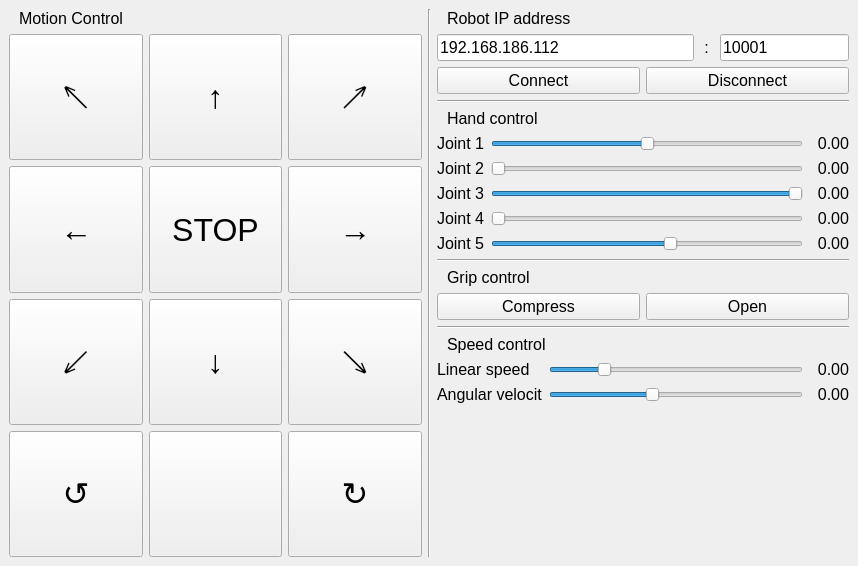
Old version of the form ControlApp/mainwindow.ui in the repository KirillHit/youbot_controller.
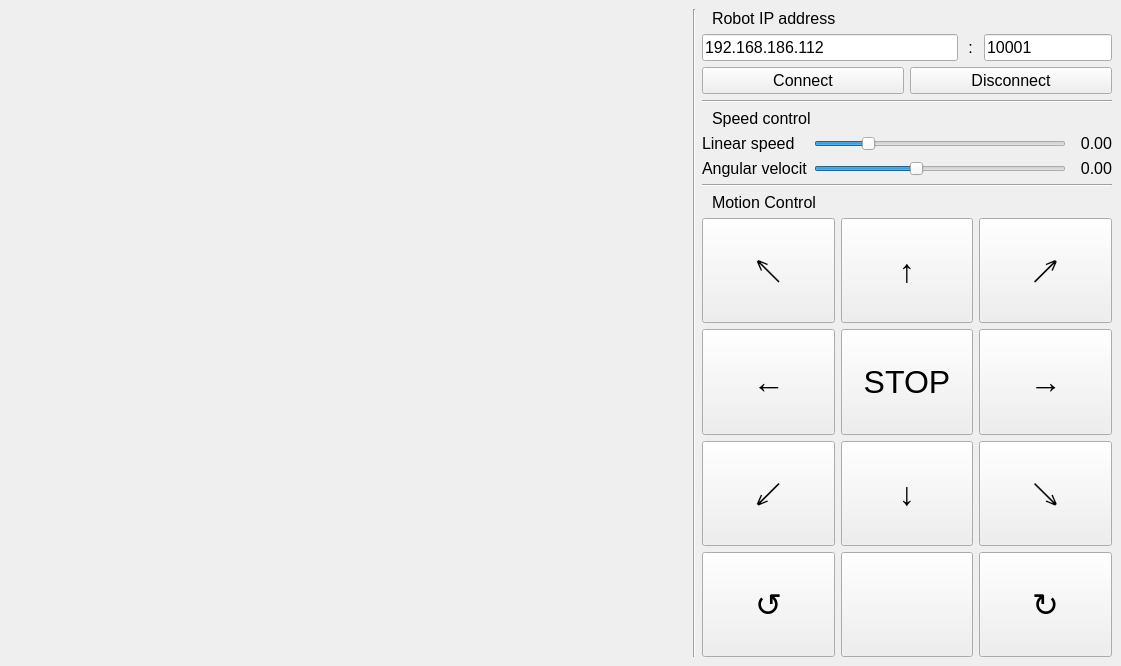
New version of the form. Icons and pictures are not drawn.

Commit message: del hand control

The edit to the form file:
```diff
--- a/ControlApp/mainwindow.ui
+++ b/ControlApp/mainwindow.ui
@@ -6,8 +6,8 @@
    <rect>
     <x>0</x>
     <y>0</y>
-    <width>858</width>
-    <height>566</height>
+    <width>1121</width>
+    <height>666</height>
    </rect>
   </property>
   <property name="windowTitle">
@@ -20,9 +20,242 @@
   <widget class="QWidget" name="centralwidget">
    <layout class="QVBoxLayout" name="verticalLayout_3">
     <item>
-     <layout class="QHBoxLayout" name="horizontalLayout" stretch="1,0,1">
+     <layout class="QHBoxLayout" name="horizontalLayout" stretch="5,0,3">
       <item>
-       <layout class="QVBoxLayout" name="verticalLayout" stretch="0,2">
+       <layout class="QVBoxLayout" name="verticalLayout"/>
+      </item>
+      <item>
+       <widget class="Line" name="line">
+        <property name="orientation">
+         <enum>Qt::Vertical</enum>
+        </property>
+       </widget>
+      </item>
+      <item>
+       <layout class="QVBoxLayout" name="verticalLayout_2" stretch="0,0,0,0,0,0,0,0,10">
+        <item>
+         <widget class="QLabel" name="label_11">
+          <property name="font">
+           <font>
+            <pointsize>12</pointsize>
+           </font>
+          </property>
+          <property name="text">
+           <string>Robot IP address</string>
+          </property>
+          <property name="scaledContents">
+           <bool>false</bool>
+          </property>
+          <property name="indent">
+           <number>10</number>
+          </property>
+         </widget>
+        </item>
+        <item>
+         <layout class="QHBoxLayout" name="horizontalLayout_4" stretch="2,0,1">
+          <item>
+           <widget class="QLineEdit" name="lineIp">
+            <property name="font">
+             <font>
+              <pointsize>12</pointsize>
+             </font>
+            </property>
+            <property name="text">
+             <string>192.168.186.112</string>
+            </property>
+           </widget>
+          </item>
+          <item>
+           <widget class="QLabel" name="label_14">
+            <property name="font">
+             <font>
+              <pointsize>12</pointsize>
+             </font>
+            </property>
+            <property name="text">
+             <string> : </string>
+            </property>
+           </widget>
+          </item>
+          <item>
+           <widget class="QLineEdit" name="linePort">
+            <property name="font">
+             <font>
+              <pointsize>12</pointsize>
+             </font>
+            </property>
+            <property name="text">
+             <string>10001</string>
+            </property>
+           </widget>
+          </item>
+         </layout>
+        </item>
+        <item>
+         <layout class="QHBoxLayout" name="horizontalLayout_3">
+          <item>
+           <widget class="QPushButton" name="butConnect">
+            <property name="font">
+             <font>
+              <pointsize>12</pointsize>
+             </font>
+            </property>
+            <property name="text">
+             <string>Сonnect</string>
+            </property>
+           </widget>
+          </item>
+          <item>
+           <widget class="QPushButton" name="butDisconnect">
+            <property name="font">
+             <font>
+              <pointsize>12</pointsize>
+             </font>
+            </property>
+            <property name="text">
+             <string>Disconnect</string>
+            </property>
+           </widget>
+          </item>
+         </layout>
+        </item>
+        <item>
+         <widget class="Line" name="line_3">
+          <property name="orientation">
+           <enum>Qt::Horizontal</enum>
+          </property>
+         </widget>
+        </item>
+        <item>
+         <widget class="QLabel" name="label_13">
+          <property name="font">
+           <font>
+            <pointsize>12</pointsize>
+           </font>
+          </property>
+          <property name="text">
+           <string>Speed control</string>
+          </property>
+          <property name="scaledContents">
+           <bool>false</bool>
+          </property>
+          <property name="indent">
+           <number>10</number>
+          </property>
+         </widget>
+        </item>
+        <item>
+         <layout class="QGridLayout" name="gridLayout_2">
+          <item row="1" column="2">
+           <widget class="QLabel" name="lableAngVel">
+            <property name="minimumSize">
+             <size>
+              <width>40</width>
+              <height>0</height>
+             </size>
+            </property>
+            <property name="font">
+             <font>
+              <pointsize>12</pointsize>
+             </font>
+            </property>
+            <property name="autoFillBackground">
+             <bool>false</bool>
+            </property>
+            <property name="text">
+             <string>0.00</string>
+            </property>
+            <property name="alignment">
+             <set>Qt::AlignRight|Qt::AlignTrailing|Qt::AlignVCenter</set>
+            </property>
+           </widget>
+          </item>
+          <item row="0" column="2">
+           <widget class="QLabel" name="labelLinVel">
+            <property name="minimumSize">
+             <size>
+              <width>40</width>
+              <height>0</height>
+             </size>
+            </property>
+            <property name="font">
+             <font>
+              <pointsize>12</pointsize>
+             </font>
+            </property>
+            <property name="autoFillBackground">
+             <bool>false</bool>
+            </property>
+            <property name="text">
+             <string>0.00</string>
+            </property>
+            <property name="alignment">
+             <set>Qt::AlignRight|Qt::AlignTrailing|Qt::AlignVCenter</set>
+            </property>
+           </widget>
+          </item>
+          <item row="0" column="1">
+           <widget class="QSlider" name="sliderLinVel">
+            <property name="maximum">
+             <number>200</number>
+            </property>
+            <property name="value">
+             <number>40</number>
+            </property>
+            <property name="orientation">
+             <enum>Qt::Horizontal</enum>
+            </property>
+           </widget>
+          </item>
+          <item row="1" column="0">
+           <widget class="QLabel" name="label_2">
+            <property name="font">
+             <font>
+              <pointsize>12</pointsize>
+             </font>
+            </property>
+            <property name="text">
+             <string>Angular velocit</string>
+            </property>
+           </widget>
+          </item>
+          <item row="0" column="0">
+           <widget class="QLabel" name="label">
+            <property name="font">
+             <font>
+              <pointsize>12</pointsize>
+             </font>
+            </property>
+            <property name="text">
+             <string>Linear speed</string>
+            </property>
+           </widget>
+          </item>
+          <item row="1" column="1">
+           <widget class="QSlider" name="sliderAngVel">
+            <property name="minimum">
+             <number>0</number>
+            </property>
+            <property name="maximum">
+             <number>200</number>
+            </property>
+            <property name="value">
+             <number>80</number>
+            </property>
+            <property name="orientation">
+             <enum>Qt::Horizontal</enum>
+            </property>
+           </widget>
+          </item>
+         </layout>
+        </item>
+        <item>
+         <widget class="Line" name="line_2">
+          <property name="orientation">
+           <enum>Qt::Horizontal</enum>
+          </property>
+         </widget>
+        </item>
         <item>
          <widget class="QLabel" name="label_3">
           <property name="font">
@@ -297,591 +530,6 @@
         </item>
        </layout>
       </item>
-      <item>
-       <widget class="Line" name="line">
-        <property name="orientation">
-         <enum>Qt::Vertical</enum>
-        </property>
-       </widget>
-      </item>
-      <item>
-       <layout class="QVBoxLayout" name="verticalLayout_2" stretch="0,0,0,0,0,0,0,0,0,0,0,0,1">
-        <item>
-         <widget class="QLabel" name="label_11">
-          <property name="font">
-           <font>
-            <pointsize>12</pointsize>
-           </font>
-          </property>
-          <property name="text">
-           <string>Robot IP address</string>
-          </property>
-          <property name="scaledContents">
-           <bool>false</bool>
-          </property>
-          <property name="indent">
-           <number>10</number>
-          </property>
-         </widget>
-        </item>
-        <item>
-         <layout class="QHBoxLayout" name="horizontalLayout_4" stretch="2,0,1">
-          <item>
-           <widget class="QLineEdit" name="lineIp">
-            <property name="font">
-             <font>
-              <pointsize>12</pointsize>
-             </font>
-            </property>
-            <property name="text">
-             <string>192.168.186.112</string>
-            </property>
-           </widget>
-          </item>
-          <item>
-           <widget class="QLabel" name="label_14">
-            <property name="font">
-             <font>
-              <pointsize>12</pointsize>
-             </font>
-            </property>
-            <property name="text">
-             <string> : </string>
-            </property>
-           </widget>
-          </item>
-          <item>
-           <widget class="QLineEdit" name="linePort">
-            <property name="font">
-             <font>
-              <pointsize>12</pointsize>
-             </font>
-            </property>
-            <property name="text">
-             <string>10001</string>
-            </property>
-           </widget>
-          </item>
-         </layout>
-        </item>
-        <item>
-         <layout class="QHBoxLayout" name="horizontalLayout_3">
-          <item>
-           <widget class="QPushButton" name="butConnect">
-            <property name="font">
-             <font>
-              <pointsize>12</pointsize>
-             </font>
-            </property>
-            <property name="text">
-             <string>Сonnect</string>
-            </property>
-           </widget>
-          </item>
-          <item>
-           <widget class="QPushButton" name="butDisconnect">
-            <property name="font">
-             <font>
-              <pointsize>12</pointsize>
-             </font>
-            </property>
-            <property name="text">
-             <string>Disconnect</string>
-            </property>
-           </widget>
-          </item>
-         </layout>
-        </item>
-        <item>
-         <widget class="Line" name="line_3">
-          <property name="orientation">
-           <enum>Qt::Horizontal</enum>
-          </property>
-         </widget>
-        </item>
-        <item>
-         <widget class="QLabel" name="label_5">
-          <property name="font">
-           <font>
-            <pointsize>12</pointsize>
-           </font>
-          </property>
-          <property name="text">
-           <string>Hand control</string>
-          </property>
-          <property name="scaledContents">
-           <bool>false</bool>
-          </property>
-          <property name="indent">
-           <number>10</number>
-          </property>
-         </widget>
-        </item>
-        <item>
-         <layout class="QGridLayout" name="gridLayout_3" rowstretch="0,0,0,0,0">
-          <item row="2" column="0">
-           <widget class="QLabel" name="label_8">
-            <property name="font">
-             <font>
-              <pointsize>12</pointsize>
-             </font>
-            </property>
-            <property name="text">
-             <string>Joint 3</string>
-            </property>
-           </widget>
-          </item>
-          <item row="0" column="0">
-           <widget class="QLabel" name="label_6">
-            <property name="font">
-             <font>
-              <pointsize>12</pointsize>
-             </font>
-            </property>
-            <property name="text">
-             <string>Joint 1</string>
-            </property>
-           </widget>
-          </item>
-          <item row="1" column="0">
-           <widget class="QLabel" name="label_7">
-            <property name="font">
-             <font>
-              <pointsize>12</pointsize>
-             </font>
-            </property>
-            <property name="text">
-             <string>Joint 2</string>
-            </property>
-           </widget>
-          </item>
-          <item row="3" column="1">
-           <widget class="QSlider" name="sliderAxis4">
-            <property name="minimum">
-             <number>10</number>
-            </property>
-            <property name="maximum">
-             <number>260</number>
-            </property>
-            <property name="orientation">
-             <enum>Qt::Horizontal</enum>
-            </property>
-           </widget>
-          </item>
-          <item row="2" column="1">
-           <widget class="QSlider" name="sliderAxis3">
-            <property name="minimum">
-             <number>-500</number>
-            </property>
-            <property name="maximum">
-             <number>0</number>
-            </property>
-            <property name="orientation">
-             <enum>Qt::Horizontal</enum>
-            </property>
-           </widget>
-          </item>
-          <item row="1" column="1">
-           <widget class="QSlider" name="sliderAxis2">
-            <property name="minimum">
-             <number>0</number>
-            </property>
-            <property name="maximum">
-             <number>260</number>
-            </property>
-            <property name="orientation">
-             <enum>Qt::Horizontal</enum>
-            </property>
-           </widget>
-          </item>
-          <item row="4" column="1">
-           <widget class="QSlider" name="sliderAxis5">
-            <property name="minimum">
-             <number>0</number>
-            </property>
-            <property name="maximum">
-             <number>500</number>
-            </property>
-            <property name="value">
-             <number>290</number>
-            </property>
-            <property name="orientation">
-             <enum>Qt::Horizontal</enum>
-            </property>
-           </widget>
-          </item>
-          <item row="3" column="0">
-           <widget class="QLabel" name="label_9">
-            <property name="font">
-             <font>
-              <pointsize>12</pointsize>
-             </font>
-            </property>
-            <property name="text">
-             <string>Joint 4</string>
-            </property>
-           </widget>
-          </item>
-          <item row="4" column="0">
-           <widget class="QLabel" name="label_10">
-            <property name="font">
-             <font>
-              <pointsize>12</pointsize>
-             </font>
-            </property>
-            <property name="text">
-             <string>Joint 5</string>
-            </property>
-           </widget>
-          </item>
-          <item row="0" column="1">
-           <widget class="QSlider" name="sliderAxis1">
-            <property name="minimum">
-             <number>0</number>
-            </property>
-            <property name="maximum">
-             <number>580</number>
-            </property>
-            <property name="value">
-             <number>290</number>
-            </property>
-            <property name="orientation">
-             <enum>Qt::Horizontal</enum>
-            </property>
-           </widget>
-          </item>
-          <item row="0" column="2">
-           <widget class="QLabel" name="labelAxis1">
-            <property name="minimumSize">
-             <size>
-              <width>40</width>
-              <height>0</height>
-             </size>
-            </property>
-            <property name="font">
-             <font>
-              <pointsize>12</pointsize>
-             </font>
-            </property>
-            <property name="autoFillBackground">
-             <bool>false</bool>
-            </property>
-            <property name="text">
-             <string>0.00</string>
-            </property>
-            <property name="alignment">
-             <set>Qt::AlignRight|Qt::AlignTrailing|Qt::AlignVCenter</set>
-            </property>
-           </widget>
-          </item>
-          <item row="1" column="2">
-           <widget class="QLabel" name="labelAxis2">
-            <property name="minimumSize">
-             <size>
-              <width>40</width>
-              <height>0</height>
-             </size>
-            </property>
-            <property name="font">
-             <font>
-              <pointsize>12</pointsize>
-             </font>
-            </property>
-            <property name="autoFillBackground">
-             <bool>false</bool>
-            </property>
-            <property name="text">
-             <string>0.00</string>
-            </property>
-            <property name="alignment">
-             <set>Qt::AlignRight|Qt::AlignTrailing|Qt::AlignVCenter</set>
-            </property>
-           </widget>
-          </item>
-          <item row="2" column="2">
-           <widget class="QLabel" name="labelAxis3">
-            <property name="minimumSize">
-             <size>
-              <width>40</width>
-              <height>0</height>
-             </size>
-            </property>
-            <property name="font">
-             <font>
-              <pointsize>12</pointsize>
-             </font>
-            </property>
-            <property name="autoFillBackground">
-             <bool>false</bool>
-            </property>
-            <property name="text">
-             <string>0.00</string>
-            </property>
-            <property name="alignment">
-             <set>Qt::AlignRight|Qt::AlignTrailing|Qt::AlignVCenter</set>
-            </property>
-           </widget>
-          </item>
-          <item row="3" column="2">
-           <widget class="QLabel" name="labelAxis4">
-            <property name="minimumSize">
-             <size>
-              <width>40</width>
-              <height>0</height>
-             </size>
-            </property>
-            <property name="font">
-             <font>
-              <pointsize>12</pointsize>
-             </font>
-            </property>
-            <property name="autoFillBackground">
-             <bool>false</bool>
-            </property>
-            <property name="text">
-             <string>0.00</string>
-            </property>
-            <property name="alignment">
-             <set>Qt::AlignRight|Qt::AlignTrailing|Qt::AlignVCenter</set>
-            </property>
-           </widget>
-          </item>
-          <item row="4" column="2">
-           <widget class="QLabel" name="labelAxis5">
-            <property name="minimumSize">
-             <size>
-              <width>40</width>
-              <height>0</height>
-             </size>
-            </property>
-            <property name="font">
-             <font>
-              <pointsize>12</pointsize>
-             </font>
-            </property>
-            <property name="autoFillBackground">
-             <bool>false</bool>
-            </property>
-            <property name="text">
-             <string>0.00</string>
-            </property>
-            <property name="alignment">
-             <set>Qt::AlignRight|Qt::AlignTrailing|Qt::AlignVCenter</set>
-            </property>
-           </widget>
-          </item>
-         </layout>
-        </item>
-        <item>
-         <widget class="Line" name="line_2">
-          <property name="orientation">
-           <enum>Qt::Horizontal</enum>
-          </property>
-         </widget>
-        </item>
-        <item>
-         <widget class="QLabel" name="label_4">
-          <property name="font">
-           <font>
-            <pointsize>12</pointsize>
-           </font>
-          </property>
-          <property name="text">
-           <string>Grip control</string>
-          </property>
-          <property name="scaledContents">
-           <bool>false</bool>
-          </property>
-          <property name="indent">
-           <number>10</number>
-          </property>
-         </widget>
-        </item>
-        <item>
-         <layout class="QHBoxLayout" name="horizontalLayout_2">
-          <item>
-           <widget class="QPushButton" name="butCompress">
-            <property name="sizePolicy">
-             <sizepolicy hsizetype="Minimum" vsizetype="MinimumExpanding">
-              <horstretch>0</horstretch>
-              <verstretch>0</verstretch>
-             </sizepolicy>
-            </property>
-            <property name="font">
-             <font>
-              <pointsize>12</pointsize>
-             </font>
-            </property>
-            <property name="text">
-             <string>Compress</string>
-            </property>
-           </widget>
-          </item>
-          <item>
-           <widget class="QPushButton" name="butOpen">
-            <property name="sizePolicy">
-             <sizepolicy hsizetype="Minimum" vsizetype="MinimumExpanding">
-              <horstretch>0</horstretch>
-              <verstretch>0</verstretch>
-             </sizepolicy>
-            </property>
-            <property name="font">
-             <font>
-              <pointsize>12</pointsize>
-             </font>
-            </property>
-            <property name="text">
-             <string>Open</string>
-            </property>
-           </widget>
-          </item>
-         </layout>
-        </item>
-        <item>
-         <widget class="Line" name="line_4">
-          <property name="orientation">
-           <enum>Qt::Horizontal</enum>
-          </property>
-         </widget>
-        </item>
-        <item>
-         <widget class="QLabel" name="label_13">
-          <property name="font">
-           <font>
-            <pointsize>12</pointsize>
-           </font>
-          </property>
-          <property name="text">
-           <string>Speed control</string>
-          </property>
-          <property name="scaledContents">
-           <bool>false</bool>
-          </property>
-          <property name="indent">
-           <number>10</number>
-          </property>
-         </widget>
-        </item>
-        <item>
-         <layout class="QGridLayout" name="gridLayout_2">
-          <item row="1" column="2">
-           <widget class="QLabel" name="lableAngVel">
-            <property name="minimumSize">
-             <size>
-              <width>40</width>
-              <height>0</height>
-             </size>
-            </property>
-            <property name="font">
-             <font>
-              <pointsize>12</pointsize>
-             </font>
-            </property>
-            <property name="autoFillBackground">
-             <bool>false</bool>
-            </property>
-            <property name="text">
-             <string>0.00</string>
-            </property>
-            <property name="alignment">
-             <set>Qt::AlignRight|Qt::AlignTrailing|Qt::AlignVCenter</set>
-            </property>
-           </widget>
-          </item>
-          <item row="0" column="2">
-           <widget class="QLabel" name="labelLinVel">
-            <property name="minimumSize">
-             <size>
-              <width>40</width>
-              <height>0</height>
-             </size>
-            </property>
-            <property name="font">
-             <font>
-              <pointsize>12</pointsize>
-             </font>
-            </property>
-            <property name="autoFillBackground">
-             <bool>false</bool>
-            </property>
-            <property name="text">
-             <string>0.00</string>
-            </property>
-            <property name="alignment">
-             <set>Qt::AlignRight|Qt::AlignTrailing|Qt::AlignVCenter</set>
-            </property>
-           </widget>
-          </item>
-          <item row="0" column="1">
-           <widget class="QSlider" name="sliderLinVel">
-            <property name="maximum">
-             <number>200</number>
-            </property>
-            <property name="value">
-             <number>40</number>
-            </property>
-            <property name="orientation">
-             <enum>Qt::Horizontal</enum>
-            </property>
-           </widget>
-          </item>
-          <item row="1" column="0">
-           <widget class="QLabel" name="label_2">
-            <property name="font">
-             <font>
-              <pointsize>12</pointsize>
-             </font>
-            </property>
-            <property name="text">
-             <string>Angular velocit</string>
-            </property>
-           </widget>
-          </item>
-          <item row="0" column="0">
-           <widget class="QLabel" name="label">
-            <property name="font">
-             <font>
-              <pointsize>12</pointsize>
-             </font>
-            </property>
-            <property name="text">
-             <string>Linear speed</string>
-            </property>
-           </widget>
-          </item>
-          <item row="1" column="1">
-           <widget class="QSlider" name="sliderAngVel">
-            <property name="minimum">
-             <number>0</number>
-            </property>
-            <property name="maximum">
-             <number>200</number>
-            </property>
-            <property name="value">
-             <number>80</number>
-            </property>
-            <property name="orientation">
-             <enum>Qt::Horizontal</enum>
-            </property>
-           </widget>
-          </item>
-         </layout>
-        </item>
-        <item>
-         <widget class="QLabel" name="label_12">
-          <property name="sizePolicy">
-           <sizepolicy hsizetype="Preferred" vsizetype="Ignored">
-            <horstretch>0</horstretch>
-            <verstretch>0</verstretch>
-           </sizepolicy>
-          </property>
-          <property name="text">
-           <string/>
-          </property>
-         </widget>
-        </item>
-       </layout>
-      </item>
      </layout>
     </item>
    </layout>
```
Left out of the diff: 2 changed lines with no effect on the pictures. The commit also changes 4 other files.
